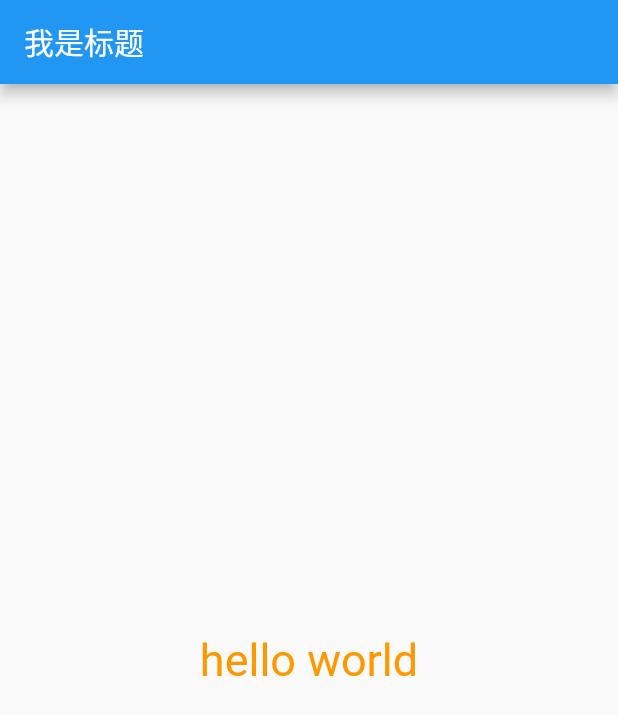
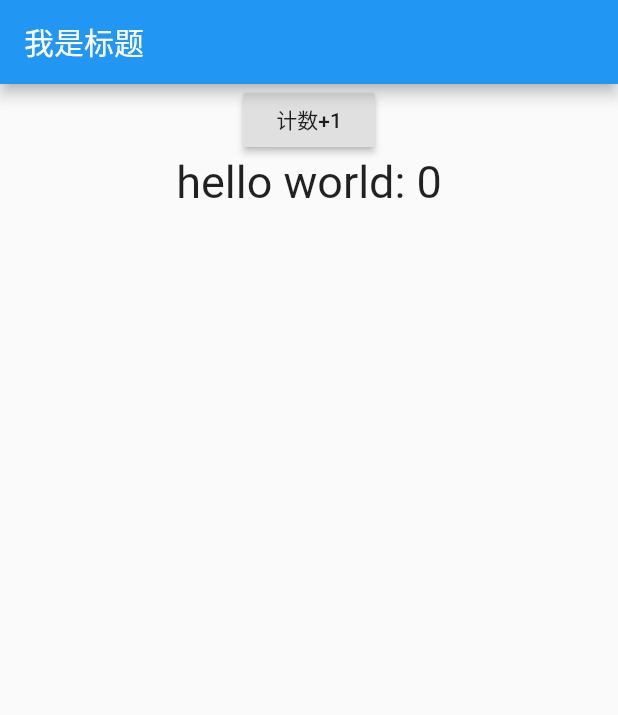
Before and after one commit to TangYunc/LearnFlutter, a Flutter app: the screen it shows after launch, on a phone screen of 412 x 824 dp. Shown: the top 715 px of the screen. Run offline on Flutter 3.47's test engine with Material 2 defaults, Android fonts, the phone set to English and light mode, and no system bars.

Commit message:
flutter的生命周期

```diff
--- a/learn_flutter/lib/main.dart
+++ b/learn_flutter/lib/main.dart
@@ -1,17 +1,4 @@
 import 'package:flutter/material.dart';
-
-/**
- * 创建main函数
- * 执行runApp()函数
- * 传入widget-> Text Widget
- */
-
-///main函数作为入口
-//void main() {
-//  runApp(
-//    MyApp()
-//  );
-//}
 
 main() => runApp(MyApp());
 
@@ -33,26 +20,64 @@ class MyApp extends StatelessWidget {
   }
 }
 
-class ContentWidget extends StatelessWidget {
+class ContentWidget extends StatefulWidget {
+
+  ContentWidget() {
+    print("ContentWidget的构造函数被调用");
+  }
+  @override
+  State<StatefulWidget> createState() {
+    // TODO: implement createState
+    print("ContentWidget的createState被调用");
+    return ContentWidgetStatus();
+  }
+}
+
+class ContentWidgetStatus extends State<ContentWidget> {
+
+  int counter = 0;
+
+  ContentWidgetStatus()  {
+    print("ContentWidgetStatus的构造函数被调用");
+  }
+
+  @override
+  void initState() {
+    // TODO: implement initState
+    super.initState();
+    print("ContentWidgetStatus的initState被调用");
+  }
+
+  @override
+  void didChangeDependencies() {
+    // TODO: implement didChangeDependencies
+    super.didChangeDependencies();
+    print("ContentWidgetStatus的didChangeDependencies被调用");
+  }
+
+  @override
+  void didUpdateWidget(ContentWidget oldWidget) {
+    // TODO: implement didUpdateWidget
+    super.didUpdateWidget(oldWidget);
+    print("ContentWidgetStatus的didUpdateWidget被调用");
+  }
+
   @override
   Widget build(BuildContext context) {
     // TODO: implement build
+    print("ContentWidgetStatus的build被调用");
     return Center(
-      child: TextWidget()
-    );
-  }
-}
-
-class TextWidget extends StatelessWidget {
-  @override
-  Widget build(BuildContext context) {
-    // TODO: implement build
-    return Text(
-      "hello world",
-      textDirection: TextDirection.ltr,
-      style: TextStyle(
-          fontSize: 30,
-          color: Colors.orange
+      child: Column(
+        children: <Widget>[
+          RaisedButton(onPressed: () {
+            setState(() {
+              counter++;
+            });
+          },
+          child: Text("计数+1"),
+          ),
+          Text("hello world: $counter", style: TextStyle(fontSize: 30)),
+        ],
       ),
     );
   }
```
